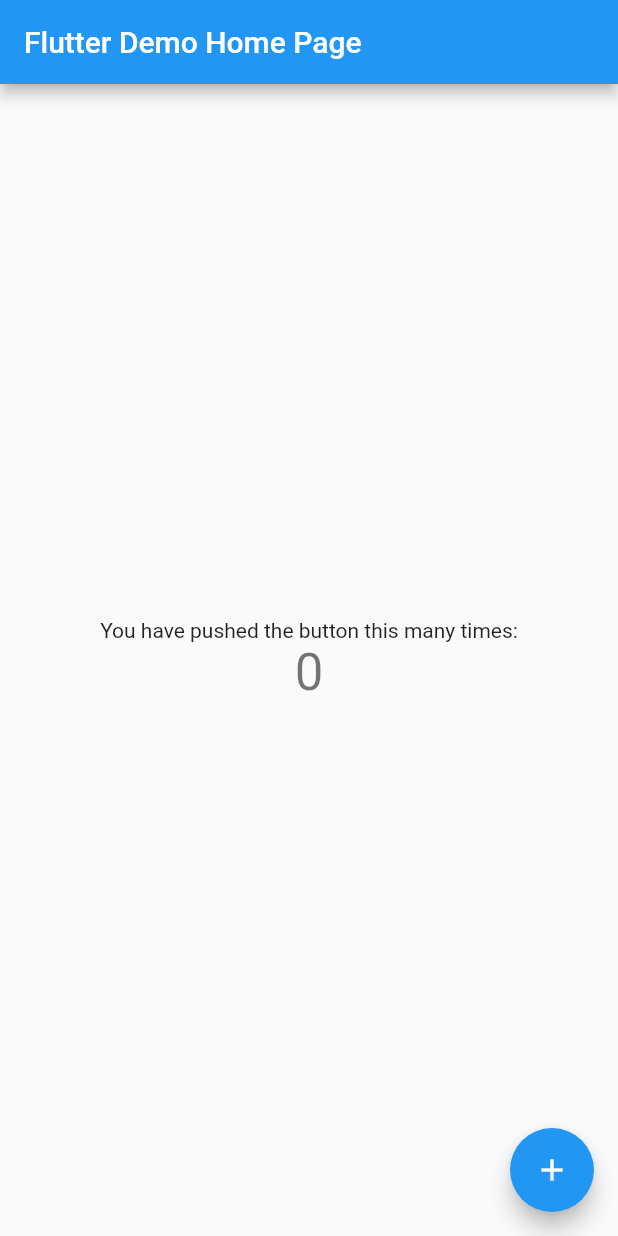
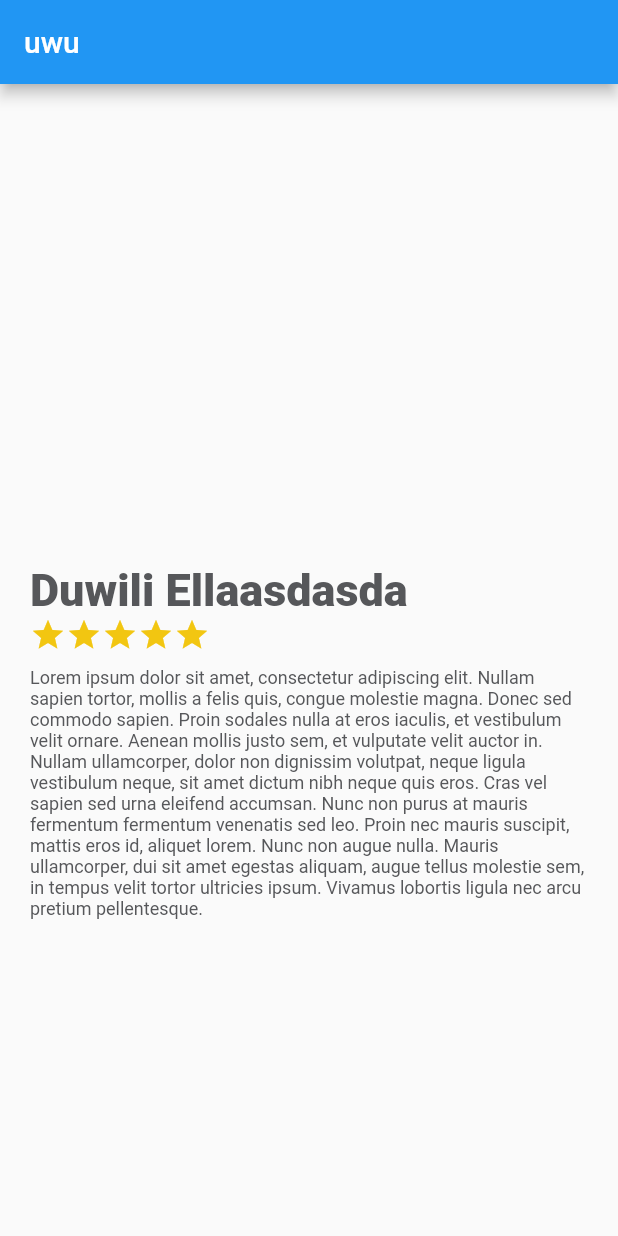
Before and after one commit to SantiagoVargasVe/platzi_flutter, a Flutter app: the screen it shows after launch, on a phone screen of 412 x 824 dp. Run offline on Flutter 3.47's test engine with Material 2 defaults, Android fonts, the light colour scheme and no system bars.

Commit message:
ADD: Descripción y estrellas

```diff
--- /dev/null
+++ b/lib/description_place.dart
@@ -0,0 +1,58 @@
+import 'package:flutter/material.dart';
+
+class DescriptionPlace extends StatelessWidget {
+  const DescriptionPlace({Key? key}) : super(key: key);
+
+  @override
+  Widget build(BuildContext context) {
+    const star = Icon(
+      Icons.star,
+      color: Color(0xFFf2C611),
+    );
+
+    const description = Text(
+      "Lorem ipsum dolor sit amet, consectetur adipiscing elit. Nullam sapien tortor, mollis a felis quis, congue molestie magna. Donec sed commodo sapien. Proin sodales nulla at eros iaculis, et vestibulum velit ornare. Aenean mollis justo sem, et vulputate velit auctor in. Nullam ullamcorper, dolor non dignissim volutpat, neque ligula vestibulum neque, sit amet dictum nibh neque quis eros. Cras vel sapien sed urna eleifend accumsan. Nunc non purus at mauris fermentum fermentum venenatis sed leo. Proin nec mauris suscipit, mattis eros id, aliquet lorem. Nunc non augue nulla. Mauris ullamcorper, dui sit amet egestas aliquam, augue tellus molestie sem, in tempus velit tortor ultricies ipsum. Vivamus lobortis ligula nec arcu pretium pellentesque. ",
+      style: TextStyle(
+        fontSize: 12.0,
+        color: Color(0xFF56575a),
+      ),
+    );
+
+    final titleStars = Wrap(
+      children: <Widget> [
+        const Text(
+          "Duwili Ellaasdasda ",
+          overflow: TextOverflow.ellipsis,
+          maxLines: 2,
+          softWrap: false,
+          style: TextStyle(
+            fontSize: 30.0,
+            fontWeight: FontWeight.w900,
+            color: Color(0xFF56575a),
+          ),
+        ),
+       Row(
+          children: const <Widget>[
+            star,
+            star,
+            star,
+            star,
+            star,
+          ],
+        ),
+
+      ],
+    ) ;
+
+    return Container(
+      child: Column(
+        children: <Widget>[
+          titleStars,
+          const SizedBox(height: 10.0),
+          description,
+        ],
+      ),
+      margin: const EdgeInsets.only(top: 320.0, left: 20.0, right: 20.0),
+    );
+  }
+}
--- a/lib/main.dart
+++ b/lib/main.dart
@@ -1,4 +1,5 @@
 import 'package:flutter/material.dart';
+import 'package:platzi_flutter/description_place.dart';
 
 void main() {
   runApp(const MyApp());
@@ -73,43 +74,9 @@
       appBar: AppBar(
         // Here we take the value from the MyHomePage object that was created by
         // the App.build method, and use it to set our appbar title.
-        title: Text(widget.title),
+        title: Text("uwu"),
       ),
-      body: Center(
-        // Center is a layout widget. It takes a single child and positions it
-        // in the middle of the parent.
-        child: Column(
-          // Column is also a layout widget. It takes a list of children and
-          // arranges them vertically. By default, it sizes itself to fit its
-          // children horizontally, and tries to be as tall as its parent.
-          //
-          // Invoke "debug painting" (press "p" in the console, choose the
-          // "Toggle Debug Paint" action from the Flutter Inspector in Android
-          // Studio, or the "Toggle Debug Paint" command in Visual Studio Code)
-          // to see the wireframe for each widget.
-          //
-          // Column has various properties to control how it sizes itself and
-          // how it positions its children. Here we use mainAxisAlignment to
-          // center the children vertically; the main axis here is the vertical
-          // axis because Columns are vertical (the cross axis would be
-          // horizontal).
-          mainAxisAlignment: MainAxisAlignment.center,
-          children: <Widget>[
-            const Text(
-              'You have pushed the button this many times:',
-            ),
-            Text(
-              '$_counter',
-              style: Theme.of(context).textTheme.headline4,
-            ),
-          ],
-        ),
-      ),
-      floatingActionButton: FloatingActionButton(
-        onPressed: _incrementCounter,
-        tooltip: 'Increment',
-        child: const Icon(Icons.add),
-      ), // This trailing comma makes auto-formatting nicer for build methods.
+      body: new DescriptionPlace()
     );
   }
 }
```
